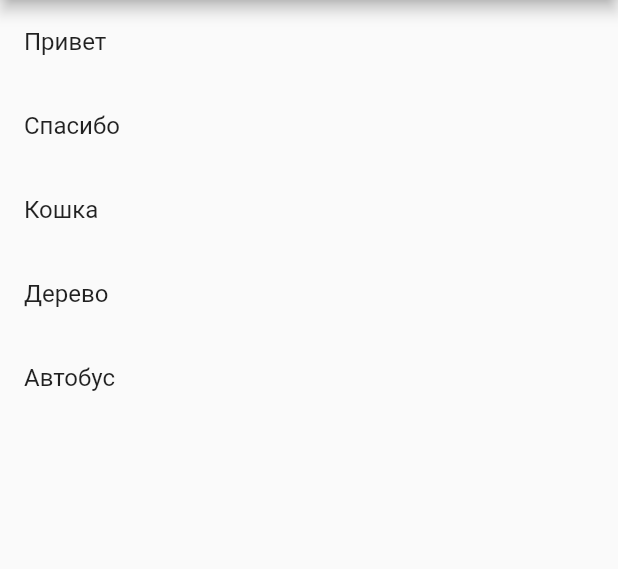
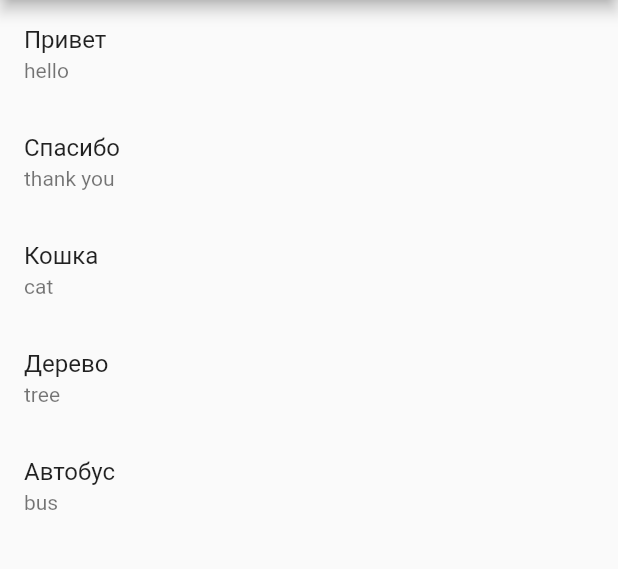
Before and after one commit to Stxyl/quickrussian, a Flutter app: the screen it shows after launch, on a phone screen of 412 x 824 dp, the part 84-653 px from its top. Run offline on Flutter 3.47's test engine with Material 2 defaults, Android fonts, the phone set to English and light mode, and no system bars.

Commit message:
English Link support

```diff
--- a/lib/main.dart
+++ b/lib/main.dart
@@ -1,11 +1,13 @@
 import 'package:flutter/material.dart';
 
-void main() => runApp(MyApp());
+void main() => runApp(const MyApp());
 
 class MyApp extends StatelessWidget {
+  const MyApp({Key? key});
+
   @override
   Widget build(BuildContext context) {
-    return MaterialApp(
+    return const MaterialApp(
       title: 'Russian Vocabulary App',
       home: VocabularyList(),
     );
@@ -13,21 +15,23 @@ class MyApp extends StatelessWidget {
 }
 
 class VocabularyList extends StatefulWidget {
+  const VocabularyList({Key? key});
+
   @override
   _VocabularyListState createState() => _VocabularyListState();
 }
 
 class _VocabularyListState extends State<VocabularyList> {
-  final List<String> allWords = [
-    'Привет', // hello
-    'Спасибо', // thank you
-    'Кошка', // cat
-    'Дерево', // tree
-    'Автобус', // bus
+  final List<Map<String, String>> allWords = [
+    {'russian': 'Привет', 'english': 'hello'},
+    {'russian': 'Спасибо', 'english': 'thank you'},
+    {'russian': 'Кошка', 'english': 'cat'},
+    {'russian': 'Дерево', 'english': 'tree'},
+    {'russian': 'Автобус', 'english': 'bus'},
     // add more words here
   ];
 
-  List<String> filteredWords = [];
+  List<Map<String, String>> filteredWords = [];
 
   TextEditingController searchController = TextEditingController();
 
@@ -41,10 +45,10 @@ class _VocabularyListState extends State<VocabularyList> {
   Widget build(BuildContext context) {
     return Scaffold(
       appBar: AppBar(
-        title: Text('Russian Vocabulary List'),
+        title: const Text('Russian Vocabulary List'),
         actions: <Widget>[
           IconButton(
-            icon: Icon(Icons.search),
+            icon: const Icon(Icons.search),
             onPressed: () {
               showSearch(context: context, delegate: WordSearch(filteredWords));
             },
@@ -55,7 +59,8 @@ class _VocabularyListState extends State<VocabularyList> {
         itemCount: filteredWords.length,
         itemBuilder: (BuildContext context, int index) {
           return ListTile(
-            title: Text(filteredWords[index]),
+            title: Text(filteredWords[index]['russian']!),
+            subtitle: Text(filteredWords[index]['english']!),
             onTap: () {
               // add code to play audio file here
             },
@@ -66,8 +71,8 @@ class _VocabularyListState extends State<VocabularyList> {
   }
 }
 
-class WordSearch extends SearchDelegate<String> {
-  final List<String> words;
+class WordSearch extends SearchDelegate<dynamic> {
+  final List<Map<String, String>> words;
 
   WordSearch(this.words);
 
@@ -75,7 +80,7 @@ class WordSearch extends SearchDelegate<String> {
   List<Widget> buildActions(BuildContext context) {
     return [
       IconButton(
-        icon: Icon(Icons.clear),
+        icon: const Icon(Icons.clear),
         onPressed: () {
           query = '';
         },
@@ -86,21 +91,22 @@ class WordSearch extends SearchDelegate<String> {
   @override
   Widget buildLeading(BuildContext context) {
     return IconButton(
-      icon: Icon(Icons.arrow_back),
+      icon: const Icon(Icons.arrow_back),
       onPressed: () {
-        close(context, '');
+        close(context, {});
       },
     );
   }
 
   @override
   Widget buildResults(BuildContext context) {
-    final List<String> results = words.where((word) => word.toLowerCase().contains(query.toLowerCase())).toList();
+    final List<Map<String, String>> results = words.where((word) => word['russian']!.toLowerCase().contains(query.toLowerCase()) || word['english']!.toLowerCase().contains(query.toLowerCase())).toList();
     return ListView.builder(
       itemCount: results.length,
       itemBuilder: (BuildContext context, int index) {
         return ListTile(
-          title: Text(results[index]),
+          title: Text(results[index]['russian']!),
+          subtitle: Text(results[index]['english']!),
           onTap: () {
             close(context, results[index]);
           },
@@ -111,14 +117,15 @@ class WordSearch extends SearchDelegate<String> {
 
   @override
   Widget buildSuggestions(BuildContext context) {
-    final List<String> suggestionList = query.isEmpty
+    final List<Map<String, String>> suggestionList = query.isEmpty
         ? words
-        : words.where((word) => word.toLowerCase().contains(query.toLowerCase())).toList();
+        : words.where((word) => word['russian']!.toLowerCase().contains(query.toLowerCase()) || word['english']!.toLowerCase().contains(query.toLowerCase())).toList();
     return ListView.builder(
       itemCount: suggestionList.length,
       itemBuilder: (BuildContext context, int index) {
         return ListTile(
-          title: Text(suggestionList[index]),
+          title: Text(suggestionList[index]['russian']!),
+          subtitle: Text(suggestionList[index]['english']!),
           onTap: () {
             close(context, suggestionList[index]);
           },
```
